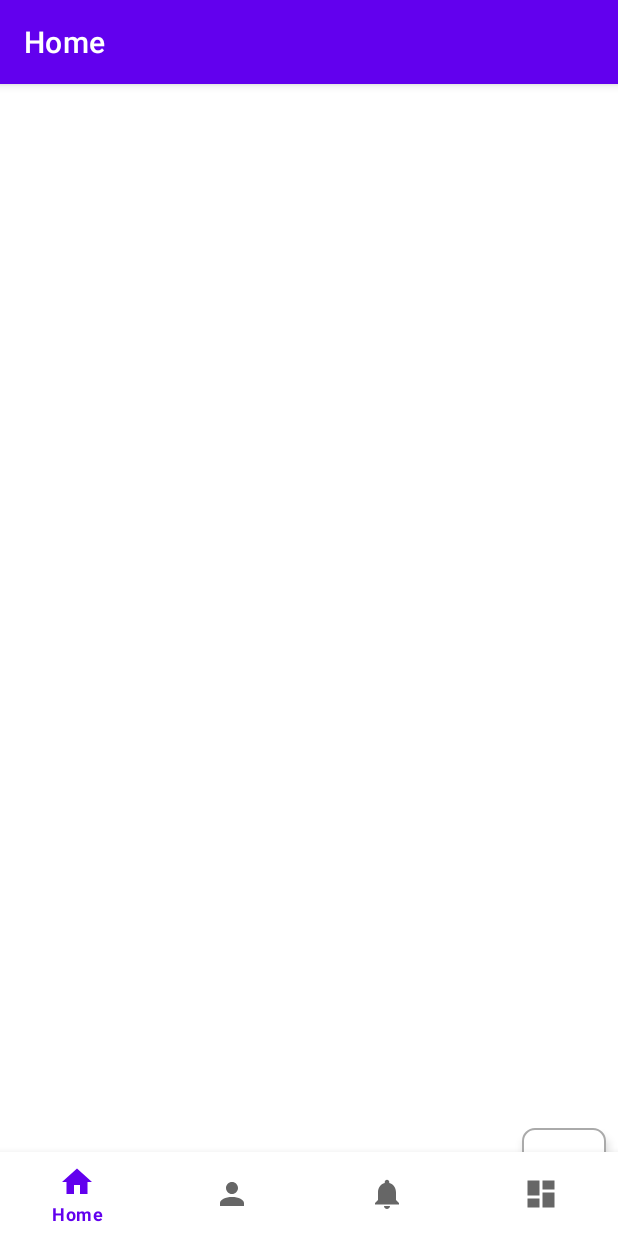
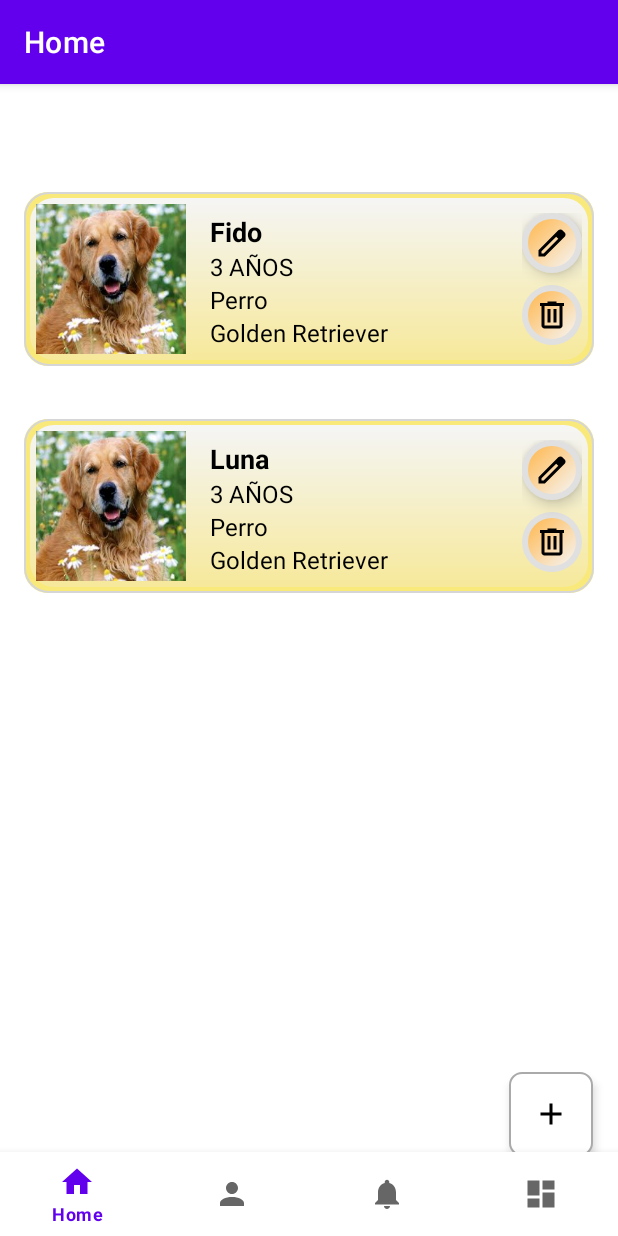
Before and after one commit to HunterUrisus/Entrega2-Kotlin, an Android app: the screen it shows after launch (MainActivity), on a phone screen of 412 x 824 dp. Run offline under Robolectric (Android 15) with nearby library versions, the phone set to English and light mode, and no system bars; our stand-ins replace Room's generated code, data binding, navigation-ui.

Commit message:
Añadido recyclerView para mostrar mascotas en el home

```diff
--- a/app/build.gradle.kts
+++ b/app/build.gradle.kts
@@ -36,6 +36,7 @@ android {
     }
     buildFeatures {
         viewBinding = true
+        dataBinding = true
     }
 }
 
--- a/app/src/main/java/com/example/segundaentrega/MainActivity.kt
+++ b/app/src/main/java/com/example/segundaentrega/MainActivity.kt
@@ -4,6 +4,7 @@ import android.os.Bundle
 import com.google.android.material.bottomnavigation.BottomNavigationView
 import androidx.appcompat.app.AppCompatActivity
 import androidx.navigation.findNavController
+import androidx.navigation.fragment.NavHostFragment
 import androidx.navigation.ui.AppBarConfiguration
 import androidx.navigation.ui.setupActionBarWithNavController
 import androidx.navigation.ui.setupWithNavController
@@ -16,20 +17,30 @@ class MainActivity : AppCompatActivity() {
     override fun onCreate(savedInstanceState: Bundle?) {
         super.onCreate(savedInstanceState)
 
+        // Inflate the layout using ViewBinding
         binding = ActivityMainBinding.inflate(layoutInflater)
         setContentView(binding.root)
 
+        // Set up BottomNavigationView
         val navView: BottomNavigationView = binding.navView
 
-        val navController = findNavController(R.id.nav_host_fragment_activity_main)
-        // Passing each menu ID as a set of Ids because each
-        // menu should be considered as top level destinations.
+        val navHostFragment = supportFragmentManager.findFragmentById(R.id.nav_host_fragment_activity_main)
+                as? NavHostFragment ?: throw IllegalStateException("NavHostFragment not found")
+        val navController = navHostFragment.navController
         val appBarConfiguration = AppBarConfiguration(
             setOf(
-                R.id.navigation_home, R.id.navigation_dashboard, R.id.navigation_notifications
+                R.id.navigation_home, R.id.navigation_profile, R.id.navigation_notifications, R.id.navigation_dashboard
             )
         )
         setupActionBarWithNavController(navController, appBarConfiguration)
         navView.setupWithNavController(navController)
+
+    }
+
+    override fun onSupportNavigateUp(): Boolean {
+        val navHostFragment = supportFragmentManager.findFragmentById(R.id.nav_host_fragment_activity_main)
+                as? NavHostFragment ?: throw IllegalStateException("NavHostFragment not found")
+        val navController = navHostFragment.navController
+        return navController.navigateUp() || super.onSupportNavigateUp()
     }
 }
--- /dev/null
+++ b/app/src/main/java/com/example/segundaentrega/MascotaAdapter.kt
@@ -0,0 +1,30 @@
+package com.example.segundaentrega
+
+import android.view.LayoutInflater
+import android.view.ViewGroup
+import androidx.recyclerview.widget.RecyclerView
+import com.example.segundaentrega.data.Mascota
+import com.example.segundaentrega.databinding.PetLayoutBinding
+
+
+class MascotaAdapter(
+    private val mascotas: List<Mascota>
+) : RecyclerView.Adapter<MascotaAdapter.MascotaViewHolder>() {
+
+    inner class MascotaViewHolder(val binding: PetLayoutBinding) :
+        RecyclerView.ViewHolder(binding.root)
+
+    override fun onCreateViewHolder(parent: ViewGroup, viewType: Int): MascotaViewHolder {
+        val layoutInflater = LayoutInflater.from(parent.context)
+        val binding = PetLayoutBinding.inflate(layoutInflater, parent, false)
+        return MascotaViewHolder(binding)
+    }
+
+    override fun onBindViewHolder(holder: MascotaViewHolder, position: Int) {
+        val mascota = mascotas[position]
+        holder.binding.textDashboard.text = mascota.nombre
+        holder.binding.executePendingBindings()
+    }
+
+    override fun getItemCount(): Int = mascotas.size
+}
--- a/app/src/main/java/com/example/segundaentrega/ui/home/HomeFragment.kt
+++ b/app/src/main/java/com/example/segundaentrega/ui/home/HomeFragment.kt
@@ -4,35 +4,36 @@ import android.os.Bundle
 import android.view.LayoutInflater
 import android.view.View
 import android.view.ViewGroup
-import android.widget.TextView
 import androidx.fragment.app.Fragment
 import androidx.lifecycle.ViewModelProvider
+import androidx.recyclerview.widget.LinearLayoutManager
+import com.example.segundaentrega.MascotaAdapter
 import com.example.segundaentrega.databinding.FragmentHomeBinding
 
 class HomeFragment : Fragment() {
 
     private var _binding: FragmentHomeBinding? = null
+    private val binding get() = _binding!!
 
-    // This property is only valid between onCreateView and
-    // onDestroyView.
-    private val binding get() = _binding!!
+    private lateinit var homeViewModel: HomeViewModel
 
     override fun onCreateView(
         inflater: LayoutInflater,
         container: ViewGroup?,
         savedInstanceState: Bundle?
     ): View {
-        val homeViewModel =
-            ViewModelProvider(this).get(HomeViewModel::class.java)
+        homeViewModel = ViewModelProvider(this).get(HomeViewModel::class.java)
+        _binding = FragmentHomeBinding.inflate(inflater, container, false)
 
-        _binding = FragmentHomeBinding.inflate(inflater, container, false)
-        val root: View = binding.root
+        val recyclerView = binding.rvPets
+        recyclerView.layoutManager = LinearLayoutManager(context)
 
-        //val textView: TextView = binding.textHome
-//        homeViewModel.text.observe(viewLifecycleOwner) {
-//            textView.text = it
-//        }
-        return root
+        // Observa los datos del ViewModel y configura el adaptador
+        homeViewModel.mascotas.observe(viewLifecycleOwner) { mascotas ->
+            recyclerView.adapter = MascotaAdapter(mascotas)
+        }
+
+        return binding.root
     }
 
     override fun onDestroyView() {
--- a/app/src/main/java/com/example/segundaentrega/ui/home/HomeViewModel.kt
+++ b/app/src/main/java/com/example/segundaentrega/ui/home/HomeViewModel.kt
@@ -3,11 +3,15 @@ package com.example.segundaentrega.ui.home
 import androidx.lifecycle.LiveData
 import androidx.lifecycle.MutableLiveData
 import androidx.lifecycle.ViewModel
+import com.example.segundaentrega.data.Mascota
 
 class HomeViewModel : ViewModel() {
 
-    private val _text = MutableLiveData<String>().apply {
-        value = "This is home Fragment"
+    private val _mascotas = MutableLiveData<List<Mascota>>().apply {
+        value = listOf(
+            Mascota(1, "Fido", "2020-01-01", 1, 1),
+            Mascota(2, "Luna", "2019-03-15", 2, 2)
+        )
     }
-    val text: LiveData<String> = _text
+    val mascotas: LiveData<List<Mascota>> = _mascotas
 }
--- a/app/src/main/res/layout/activity_main.xml
+++ b/app/src/main/res/layout/activity_main.xml
@@ -1,5 +1,8 @@
 <?xml version="1.0" encoding="utf-8"?>
+<layout>
     <androidx.constraintlayout.widget.ConstraintLayout xmlns:android="http://schemas.android.com/apk/res/android"
+
+
         xmlns:app="http://schemas.android.com/apk/res-auto"
         android:id="@+id/container"
         android:layout_width="match_parent"
@@ -18,16 +21,17 @@
             app:layout_constraintRight_toRightOf="parent"
             app:menu="@menu/bottom_nav_menu" />
 
-    <fragment
+        <androidx.fragment.app.FragmentContainerView
             android:id="@+id/nav_host_fragment_activity_main"
             android:name="androidx.navigation.fragment.NavHostFragment"
             android:layout_width="match_parent"
             android:layout_height="match_parent"
-        app:defaultNavHost="true"
             app:layout_constraintBottom_toTopOf="@id/nav_view"
             app:layout_constraintLeft_toLeftOf="parent"
             app:layout_constraintRight_toRightOf="parent"
             app:layout_constraintTop_toTopOf="parent"
-        app:navGraph="@navigation/mobile_navigation" />
+            app:navGraph="@navigation/mobile_navigation"
+            app:defaultNavHost="true"/>
 
     </androidx.constraintlayout.widget.ConstraintLayout>
+</layout>
--- a/app/src/main/res/layout/fragment_home.xml
+++ b/app/src/main/res/layout/fragment_home.xml
@@ -1,30 +1,51 @@
 <?xml version="1.0" encoding="utf-8"?>
-<androidx.constraintlayout.widget.ConstraintLayout xmlns:android="http://schemas.android.com/apk/res/android"
-    xmlns:app="http://schemas.android.com/apk/res-auto"
+
+<layout xmlns:app="http://schemas.android.com/apk/res-auto">
+    <data>
+        <variable
+            name="mascota"
+            type="com.example.segundaentrega.data.Mascota" />
+    </data>
+    <androidx.constraintlayout.widget.ConstraintLayout
+        xmlns:android="http://schemas.android.com/apk/res/android"
         xmlns:tools="http://schemas.android.com/tools"
         android:layout_width="match_parent"
         android:layout_height="match_parent">
-
 
 
         <androidx.recyclerview.widget.RecyclerView
             android:id="@+id/rvPets"
             android:layout_width="match_parent"
             android:layout_height="match_parent"
+            tools:layout_editor_absoluteX="16dp"
+            tools:layout_editor_absoluteY="16dp"
             tools:listitem="@layout/pet_layout" />
 
         <ImageButton
             android:id="@+id/addButton2"
             android:layout_width="56dp"
             android:layout_height="56dp"
-        android:layout_marginEnd="8dp"
-        android:layout_marginBottom="16dp"
+            android:layout_marginBottom="20dp"
             android:background="@drawable/border_background"
             android:contentDescription="Agregar"
             android:elevation="4dp"
             android:src="@drawable/add_24dp_black"
-        android:tint="@android:color/black"
+            app:layout_constraintBottom_toTopOf="@+id/guideline_navbar"
+            app:layout_constraintEnd_toEndOf="parent"
+            app:layout_constraintHorizontal_bias="0.954"
+            app:layout_constraintStart_toStartOf="parent"
+            app:layout_constraintTop_toTopOf="parent"
+            app:layout_constraintVertical_bias="1.0"
+            app:tint="@android:color/black" />
+
+        <androidx.constraintlayout.widget.Guideline
+            android:id="@+id/guideline_navbar"
+            android:layout_width="wrap_content"
+            android:layout_height="wrap_content"
+            android:layout_marginBottom="56dp"
+            android:orientation="horizontal"
             app:layout_constraintBottom_toBottomOf="parent"
-        app:layout_constraintEnd_toEndOf="parent" />
+            app:layout_constraintGuide_begin="679dp" />
 
     </androidx.constraintlayout.widget.ConstraintLayout>
+</layout>
--- a/app/src/main/res/layout/pet_layout.xml
+++ b/app/src/main/res/layout/pet_layout.xml
@@ -1,8 +1,9 @@
+<layout xmlns:android="http://schemas.android.com/apk/res/android"
+    xmlns:app="http://schemas.android.com/apk/res-auto">
+
     <androidx.constraintlayout.widget.ConstraintLayout
-    xmlns:android="http://schemas.android.com/apk/res/android"
-    xmlns:app="http://schemas.android.com/apk/res-auto"
         android:layout_width="match_parent"
-    android:layout_height="match_parent"
+        android:layout_height="151dp"
         android:padding="16dp">
 
         <LinearLayout
@@ -10,25 +11,25 @@
             android:layout_width="0dp"
             android:layout_height="wrap_content"
             android:orientation="vertical"
-        app:layout_constraintTop_toTopOf="parent"
+            app:layout_constraintEnd_toEndOf="parent"
             app:layout_constraintStart_toStartOf="parent"
-        app:layout_constraintEnd_toEndOf="parent">
+            app:layout_constraintTop_toTopOf="parent">
 
             <LinearLayout
                 android:layout_width="match_parent"
                 android:layout_height="wrap_content"
+                android:background="@drawable/card_background"
+                android:gravity="center_vertical"
                 android:orientation="horizontal"
-            android:gravity="center_vertical"
-            android:padding="8dp"
-            android:background="@drawable/card_background">
+                android:padding="8dp">
 
                 <ImageView
                     android:layout_width="100dp"
                     android:layout_height="100dp"
-                android:scaleType="centerCrop"
                     android:layout_marginEnd="16dp"
                     android:background="@drawable/perrete"
-                android:padding="4dp" />
+                    android:padding="4dp"
+                    android:scaleType="centerCrop" />
 
                 <LinearLayout
                     android:layout_width="0dp"
@@ -41,47 +42,44 @@
                         android:layout_width="wrap_content"
                         android:layout_height="wrap_content"
                         android:text="Princesa"
+                        android:textColor="@color/black"
                         android:textSize="18sp"
-                    android:textStyle="bold"
-                    android:textColor="@color/black"
-                    />
+                        android:textStyle="bold" />
 
                     <TextView
                         android:layout_width="wrap_content"
                         android:layout_height="wrap_content"
                         android:text="3 AÑOS"
-                    android:textSize="16sp"
                         android:textColor="@color/black"
-                    />
+                        android:textSize="16sp" />
 
                     <TextView
                         android:layout_width="wrap_content"
                         android:layout_height="wrap_content"
                         android:text="Perro"
-                    android:textSize="16sp"
                         android:textColor="@color/black"
-                    />
+                        android:textSize="16sp" />
+
                     <TextView
                         android:layout_width="wrap_content"
                         android:layout_height="wrap_content"
                         android:text="Golden Retriever"
-                    android:textSize="16sp"
                         android:textColor="@color/black"
-                    />
+                        android:textSize="16sp" />
                 </LinearLayout>
 
                 <LinearLayout
                     android:layout_width="wrap_content"
                     android:layout_height="wrap_content"
-                android:orientation="vertical"
-                android:gravity="center">
+                    android:gravity="center"
+                    android:orientation="vertical">
 
                     <ImageButton
                         android:layout_width="40dp"
                         android:layout_height="40dp"
-                    android:src="@drawable/edit_24dp_black"
                         android:background="@drawable/button_shadow"
-                    android:elevation="6dp" />
+                        android:elevation="6dp"
+                        android:src="@drawable/edit_24dp_black" />
 
                     <ImageButton
                         android:layout_width="40dp"
@@ -94,3 +92,4 @@
 
         </LinearLayout>
     </androidx.constraintlayout.widget.ConstraintLayout>
+</layout>
```
Lines whose indentation alone changed are shown as unchanged.
